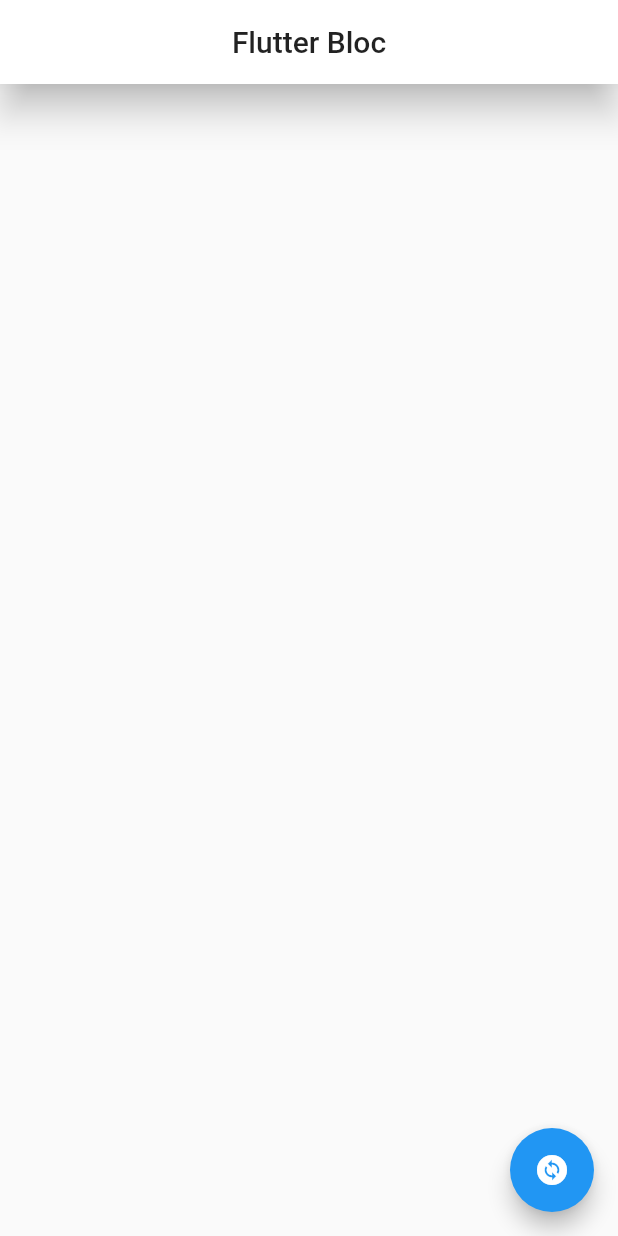
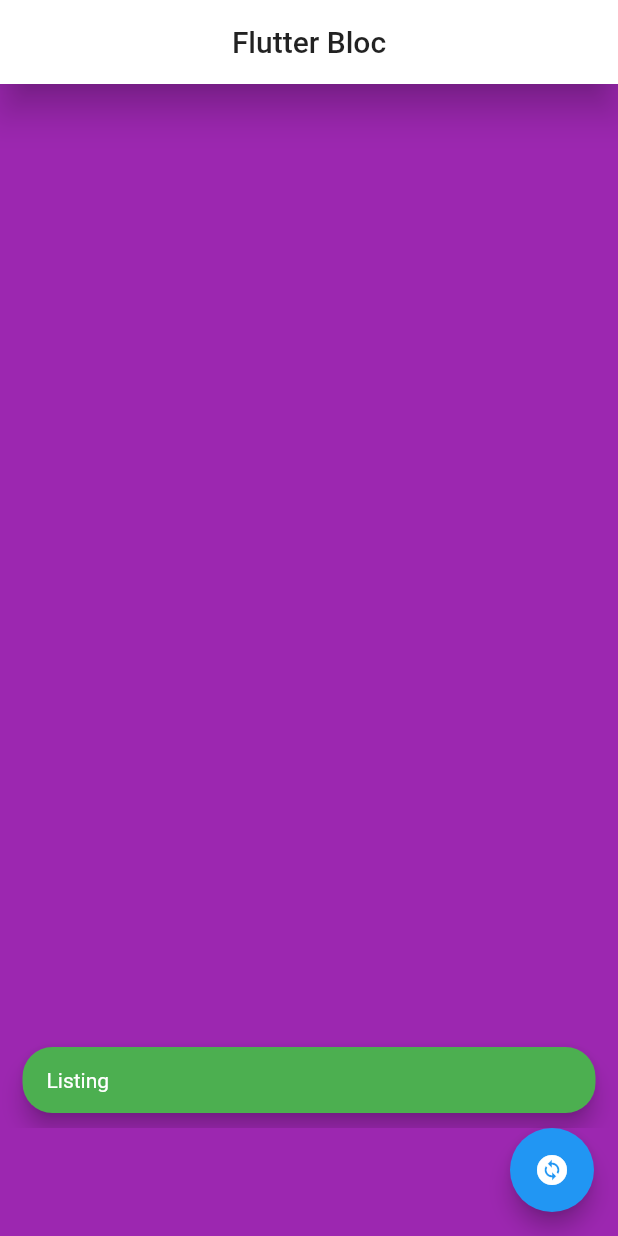
Before and after one commit to sadman-ichha/Flutter-Bloc, a Flutter app: the screen it shows after launch, after a tap on the "change circle" icon, on a phone screen of 412 x 824 dp. Run offline on Flutter 3.47's test engine with Material 2 defaults, Android fonts, the phone set to English and light mode, and no system bars; our stand-ins replace flutter_bloc.

```diff
--- a/lib/bloc/color_cubit/change_color_cubit.dart
+++ b/lib/bloc/color_cubit/change_color_cubit.dart
@@ -1,13 +1,11 @@
-import 'package:bloc/bloc.dart';
 import 'package:flutter/cupertino.dart';
-import 'package:meta/meta.dart';
-
+import 'package:flutter_bloc/flutter_bloc.dart';
 part 'change_color_state.dart';
 
 class ChangeColorCubit extends Cubit<ChangeColorState> {
   ChangeColorCubit() : super(ChangeColorInitial());
 
   void colorChange(Color? color) {
-    emit(AppBarColorChange(colors: color));
+    emit(BodyColorChange(colors: color));
   }
 }
--- a/lib/bloc/color_cubit/change_color_state.dart
+++ b/lib/bloc/color_cubit/change_color_state.dart
@@ -5,8 +5,8 @@ abstract class ChangeColorState {}
 
 class ChangeColorInitial extends ChangeColorState {}
 
-class AppBarColorChange extends ChangeColorState {
+class BodyColorChange extends ChangeColorState {
   final Color? colors;
 
-  AppBarColorChange({this.colors});
+  BodyColorChange({this.colors});
 }
--- a/lib/ui/page/home_screen.dart
+++ b/lib/ui/page/home_screen.dart
@@ -9,32 +9,47 @@ class HomeScreen extends StatelessWidget {
 
   @override
   Widget build(BuildContext context) {
-    return Scaffold(
+    return BlocListener<ChangeColorCubit, ChangeColorState>(
+      listener: (context, state) {
+        // TODO: implement listener
+        if (state is BodyColorChange) {
+          ScaffoldMessenger.of(context)
+              .showSnackBar(SnackBar(
+                behavior: SnackBarBehavior.floating,
+                backgroundColor: Colors.green,
+                shape: RoundedRectangleBorder(borderRadius: BorderRadius.circular(20) ),
+                  duration: Duration(milliseconds: 2000),
+                content: Text("Listing")));
+        }
+      },
+      child: Scaffold(
         appBar: AppBar(
-        title:
-            Text("Flutter Bloc", style: Theme.of(context).textTheme.headline6),
+          title: Text("Flutter Bloc",
+              style: Theme.of(context).textTheme.headline6),
           centerTitle: true,
           backgroundColor: Colors.white,
           elevation: 10,
         ),
         floatingActionButton: FloatingActionButton(
           onPressed: () {
-          BlocProvider.of<ChangeColorCubit>(context).colorChange(Colors.purple);
+            BlocProvider.of<ChangeColorCubit>(context)
+                .colorChange(Colors.purple);
           },
           child: Icon(Icons.change_circle),
         ),
         body: BlocBuilder<ChangeColorCubit, ChangeColorState>(
           builder: (context, state) {
-          if (state is! AppBarColorChange) {
+            if (state is! BodyColorChange) {
               return Center(child: CircularProgressIndicator());
             }
-          final colorData = AppBarColorChange().colors;
+            final colorData = (state as BodyColorChange).colors;
             return Container(
               height: MediaQuery.of(context).size.height,
               color: colorData,
             );
           },
         ),
+      ),
     );
   }
 }
```
Lines whose indentation alone changed are shown as unchanged.
